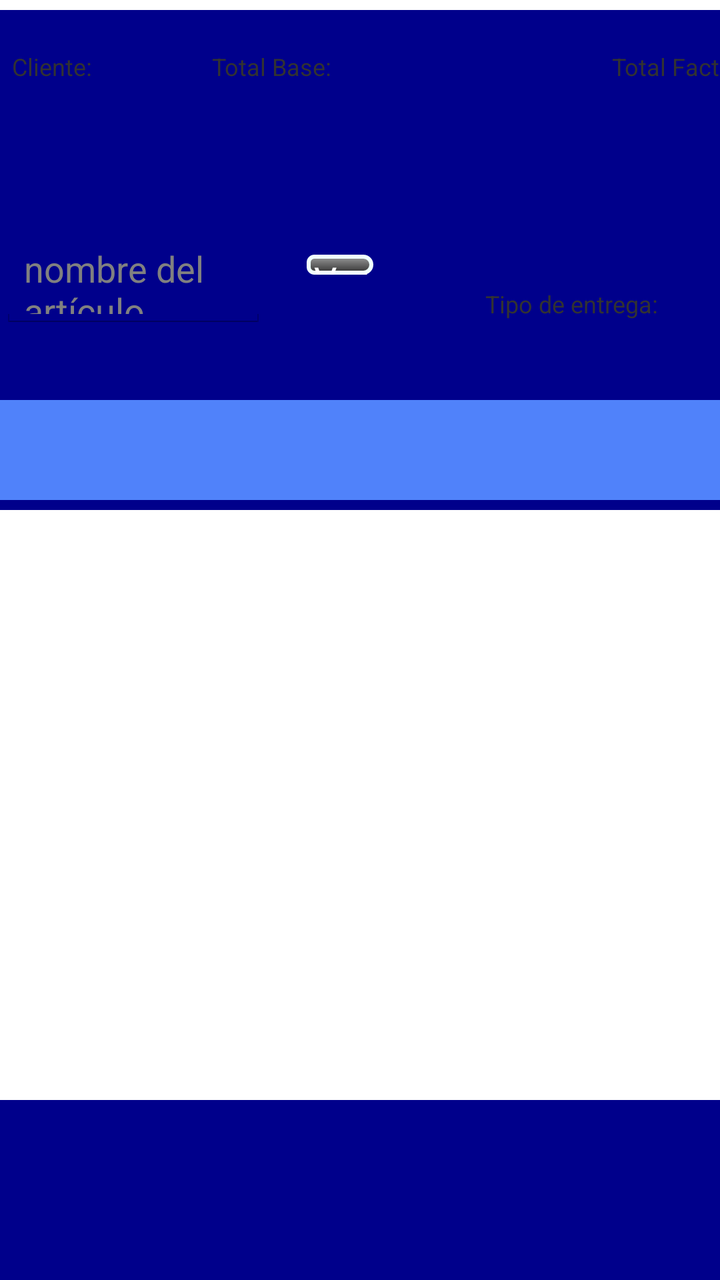
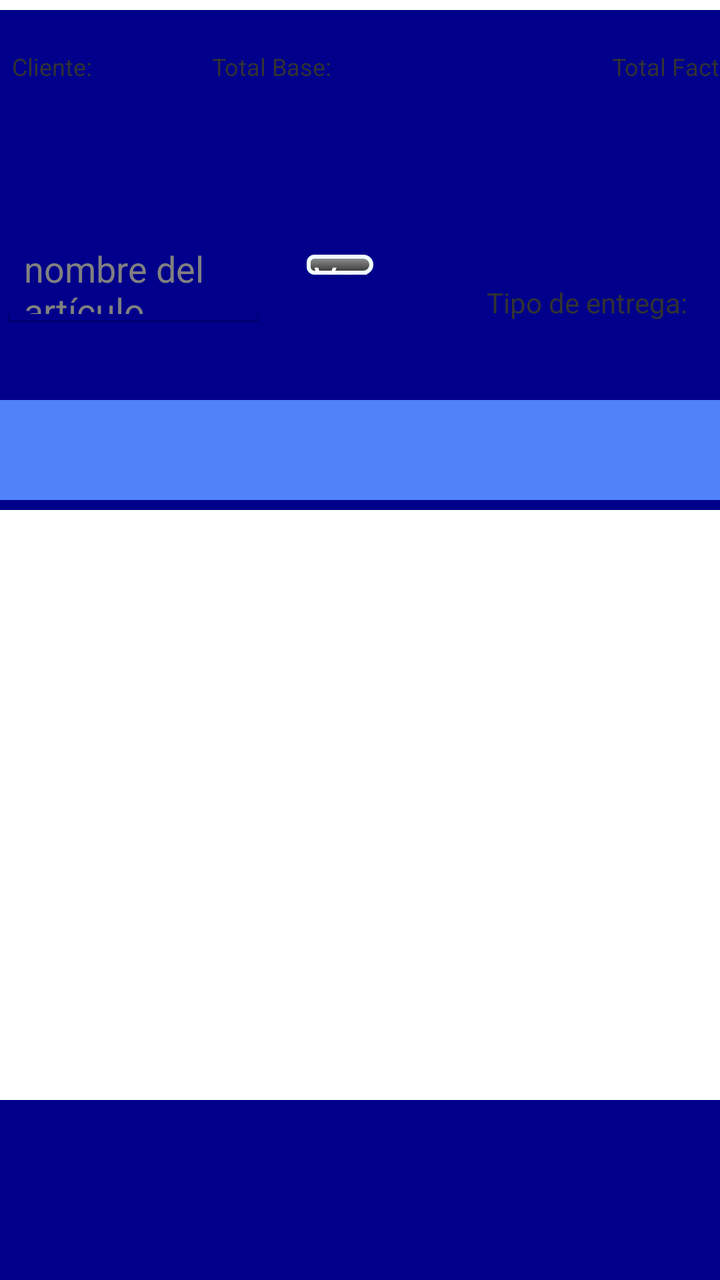

Compare the two renders of this Android layout. The source of the first and the diff that turns it into the second are given below.
<!-- AndroidManifest.xml: application theme AppTheme -->
<!-- res/layout/activity_deposit_manager.xml -->
<RelativeLayout xmlns:android="http://schemas.android.com/apk/res/android"
    android:layout_width="fill_parent"
    android:layout_height="fill_parent"
    android:background="#FFF" >

    <LinearLayout
        android:id="@+id/headerMainLinearLayout"
        android:layout_width="fill_parent"
        android:layout_height="250dp"
        android:layout_marginTop="5dp"
        android:background="@color/DarkBlue"
        android:orientation="vertical" >

        <LinearLayout
            android:id="@+id/headerMainLinearLayout2"
            android:layout_width="fill_parent"
            android:layout_height="100dp"
            android:layout_marginTop="5dp"
            android:background="@color/DarkBlue"
            android:orientation="vertical" >

            <LinearLayout
                android:id="@+id/headerMainLinearLayout3"
                android:layout_width="fill_parent"
                android:layout_height="50dp"
                android:layout_marginTop="5dp"
                android:background="@color/DarkBlue"
                android:orientation="horizontal" >

                <TextView
                    android:layout_width="100dp"
                    android:layout_height="50dp"
                    android:layout_marginTop="10dp"
                    android:text="  Cliente: "
                    android:textSize="12dp" />

                <TextView
                    android:textColor="#FFFFFF"
                    android:id="@+id/lblCliente"
                    android:layout_width="wrap_content"
                    android:layout_marginTop="10dp"
                    android:layout_height="50dp"
                    android:textSize="12dp" />

                <TextView
                    android:layout_width="100dp"
                    android:layout_height="50dp"
                    android:layout_marginTop="10dp"
                    android:text="  Total Base: "
                    android:textSize="12dp" />

                <TextView
                    android:textColor="#FFFFFF"
                    android:id="@+id/lblBase"
                    android:layout_width="100dp"
                    android:layout_height="50dp"
                    android:layout_marginTop="10dp"
                    android:textSize="12dp" />

                <TextView
                    android:layout_width="100dp"
                    android:layout_height="50dp"
                    android:layout_marginTop="10dp"
                    android:text="  Total Factura: "
                    android:textSize="12dp" />

                <TextView
                    android:textColor="#FFFFFF"
                    android:id="@+id/lblTotalFactura"
                    android:layout_width="100dp"
                    android:layout_height="50dp"
                    android:layout_marginTop="10dp"
                    android:textSize="12dp" />
            </LinearLayout>

            <LinearLayout
                android:id="@+id/headerMainLinearLayout4"
                android:layout_width="fill_parent"
                android:layout_height="50dp"
                android:layout_marginTop="5dp"
                android:background="@color/DarkBlue"
                android:orientation="horizontal" >


            </LinearLayout>
        </LinearLayout>

        <LinearLayout xmlns:android="http://schemas.android.com/apk/res/android"
            android:layout_width="fill_parent"
            android:layout_height="50dp"
            android:background="@color/DarkBlue"
            android:layout_marginTop="5dp"
            android:orientation="horizontal" >


            <AutoCompleteTextView android:id="@+id/myautocomplete"
                android:layout_width="400px"
                android:layout_height="wrap_content"
                android:textColor="#FFFFFF"
                android:hint="nombre del artículo"
                android:completionThreshold="1"/>

            <Button
                android:id="@+id/btnSearchClear"
                android:layout_width="100px"
                android:layout_height="30px"
                android:layout_marginLeft="20dp"
                android:layout_marginRight="50dp"
                android:background="@drawable/background_button"
                android:onClick="OnViewAll"
                android:text="Ver todos"
                android:textColor="#FFF" />

            <TextView
                android:layout_width="100dp"
                android:layout_height="50dp"
                android:layout_marginTop="10dp"
                android:text="  Tipo de entrega: "
                android:textSize="12dp" />

            <TextView
                android:textColor="#FFFFFF"
                android:id="@+id/lblTipoEntrega"
                android:layout_width="100dp"
                android:layout_height="50dp"
                android:layout_marginTop="10dp"
                android:textSize="12dp" />

        </LinearLayout>

        <LinearLayout
            android:id="@+id/headerMainLinearLayout5"
            android:layout_width="fill_parent"
            android:layout_height="25dp"
            android:layout_marginTop="5dp"
            android:background="@color/DarkBlue"
            android:orientation="horizontal" >

            
        </LinearLayout>

        <LinearLayout
            android:id="@+id/headerMainLinearLayout6"
            android:layout_width="fill_parent"
            android:layout_height="50dp"
            android:layout_marginTop="5dp"
            android:background="@color/Edicards"
            android:orientation="horizontal" >
        </LinearLayout>
    </LinearLayout>

    <LinearLayout
        android:layout_width="fill_parent"
        android:layout_height="350dp"
        android:layout_marginBottom="130dp"
        android:layout_marginLeft="0dp"
        android:layout_marginRight="0dp"
        android:layout_marginTop="250dp"
        android:orientation="vertical" >

        <ScrollView
            android:id="@+id/svcScroll"
            android:layout_width="fill_parent"
            android:layout_height="wrap_content"
            android:layout_weight="1"
            android:clickable="true" >

            <LinearLayout
                android:id="@+id/mainLinearLayoutDepositManager"
                android:layout_width="fill_parent"
                android:layout_height="fill_parent"
                android:layout_marginTop="0dp"
                android:layout_marginBottom="0dp"
                android:orientation="vertical" >
            </LinearLayout>
        </ScrollView>
    </LinearLayout>

    

    
    <LinearLayout
        android:id="@+id/footerMainLinearLayout"
        android:layout_width="fill_parent"
        android:layout_height="150dp"
        android:layout_marginTop="550dp"
        android:background="@color/DarkBlue"
        android:orientation="horizontal" >
    </LinearLayout>


</RelativeLayout>
<!-- resources referenced by this layout -->
<resources>
  <color name="DarkBlue">#00008B</color>
  <color name="Edicards">#5082FA</color>
  <!-- drawable background_button (drawable) -->
  <?xml version="1.0" encoding="utf-8"?>
   
  <shape xmlns:android="http://schemas.android.com/apk/res/android" 
       android:shape="rectangle">
      <gradient android:startColor="#999999" android:endColor="#333333" 
              android:angle="270"/>
      <stroke android:width="2dp"
              android:color="@color/Azure" />
      <corners android:bottomRightRadius="7dp"
          android:bottomLeftRadius="5dp" 
          android:topLeftRadius="5dp"
          android:topRightRadius="7dp"/>    
  </shape>
  <style name="AppTheme" parent="android:Theme.Light">
          <item name="android:fontFamily">sans-serif-light</item>
          <item name="android:textStyle">bold</item>
          <item name="android:textSize">28sp</item>
          <item name="android:text">serif-monospace</item>
      </style>
  <color name="Azure">#F0FFFF</color>
</resources>

<!-- the commit's change to res/layout/activity_deposit_manager.xml (unified diff, before → after) -->
@@ -112,19 +112,19 @@
                 android:textColor="#FFF" />
 
             <TextView
-                android:layout_width="100dp"
+                android:layout_width="150dp"
                 android:layout_height="50dp"
                 android:layout_marginTop="10dp"
                 android:text="  Tipo de entrega: "
-                android:textSize="12dp" />
+                android:textSize="14dp" />
 
             <TextView
                 android:textColor="#FFFFFF"
                 android:id="@+id/lblTipoEntrega"
-                android:layout_width="100dp"
+                android:layout_width="200dp"
                 android:layout_height="50dp"
                 android:layout_marginTop="10dp"
-                android:textSize="12dp" />
+                android:textSize="14dp" />
 
         </LinearLayout>
 
